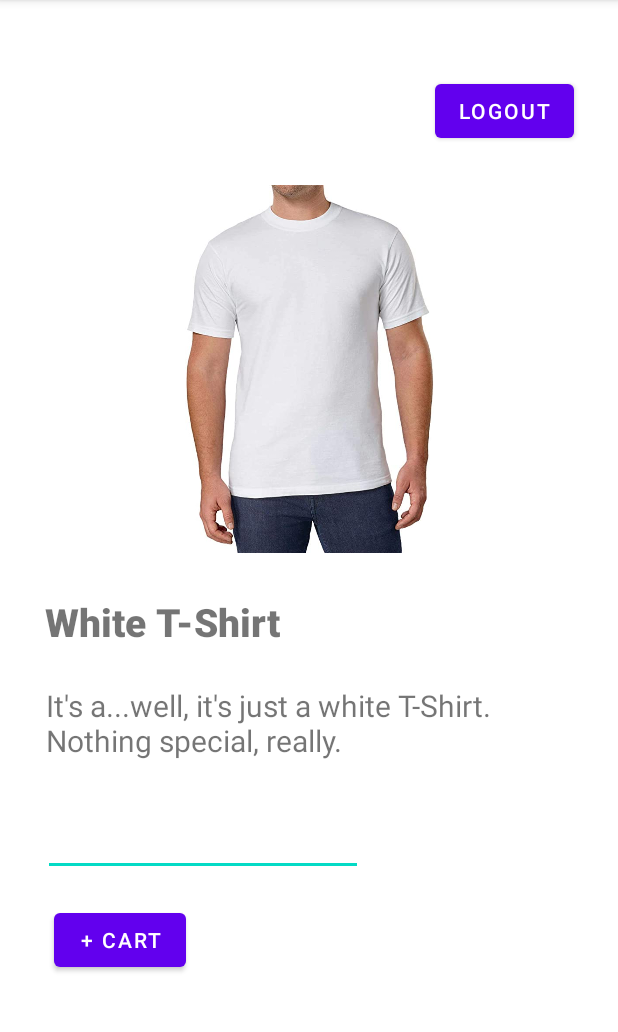
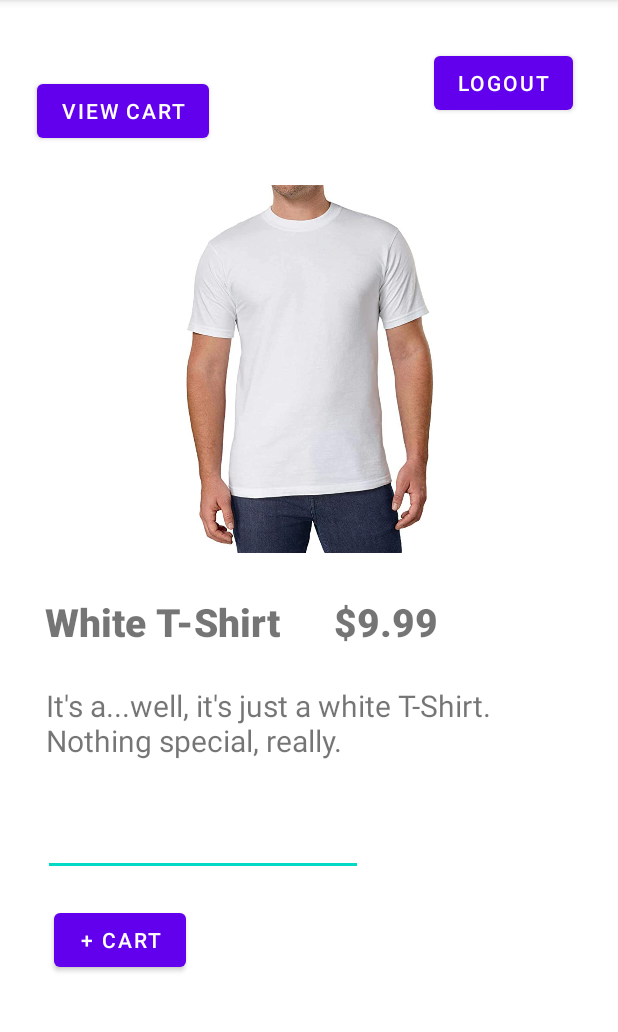
Before and after one commit to igormagun/CPS731-Project, an Android app: the ProductActivity screen opened directly, with no data from a screen before it, on a phone screen of 412 x 824 dp, the part 84-1116 px from its top. Run offline under Robolectric (Android 15) with nearby library versions, the phone set to English and light mode, and no system bars; our stand-ins replace Firebase (no records; nobody signed in at launch, a user with empty details on screens opened directly).

Commit message:
Updated product activity layout

```diff
--- a/app/src/main/res/layout/activity_product.xml
+++ b/app/src/main/res/layout/activity_product.xml
@@ -91,6 +91,39 @@
         android:text="Logout"
         app:layout_constraintBottom_toBottomOf="parent"
         app:layout_constraintEnd_toEndOf="parent"
+        app:layout_constraintHorizontal_bias="0.0"
+        app:layout_constraintStart_toStartOf="parent"
+        app:layout_constraintTop_toTopOf="parent"
+        app:layout_constraintVertical_bias="0.0" />
+
+    <TextView
+        android:id="@+id/ProductPrice"
+        android:layout_width="wrap_content"
+        android:layout_height="wrap_content"
+        android:layout_marginStart="223dp"
+        android:layout_marginTop="378dp"
+        android:layout_marginEnd="121dp"
+        android:layout_marginBottom="318dp"
+        android:fontFamily="sans-serif-black"
+        android:text="$9.99"
+        android:textSize="26sp"
+        app:layout_constraintBottom_toBottomOf="parent"
+        app:layout_constraintEnd_toEndOf="parent"
         app:layout_constraintStart_toStartOf="parent"
         app:layout_constraintTop_toTopOf="parent" />
+
+    <Button
+        android:id="@+id/viewCart"
+        android:layout_width="wrap_content"
+        android:layout_height="wrap_content"
+        android:layout_marginStart="24dp"
+        android:layout_marginTop="31dp"
+        android:layout_marginEnd="272dp"
+        android:layout_marginBottom="652dp"
+        android:text="View Cart"
+        app:layout_constraintBottom_toBottomOf="parent"
+        app:layout_constraintEnd_toEndOf="parent"
+        app:layout_constraintStart_toStartOf="parent"
+        app:layout_constraintTop_toTopOf="parent" />
+
 </androidx.constraintlayout.widget.ConstraintLayout>
```
